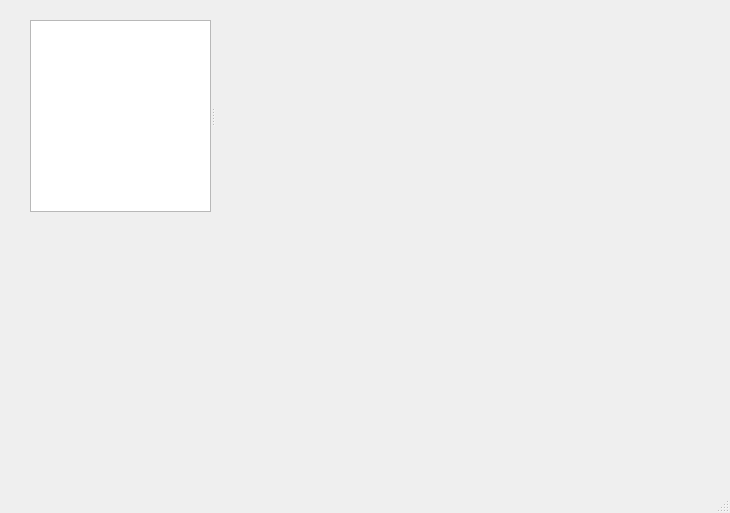
Ne-GH/Document, file DocumentTool/MainWindow.ui: the form before one commit.
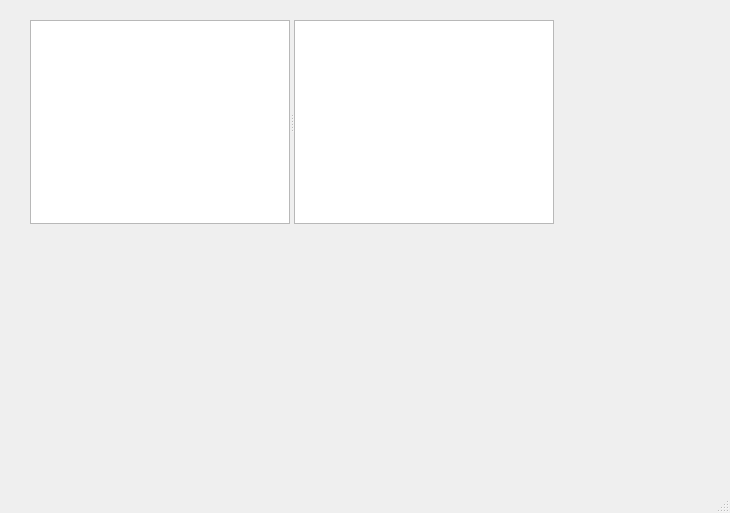
The form after the commit.

Commit message: 添加数据库操作

```diff
--- a/DocumentTool/MainWindow.ui
+++ b/DocumentTool/MainWindow.ui
@@ -19,15 +19,33 @@
      <rect>
       <x>30</x>
       <y>20</y>
-      <width>256</width>
-      <height>192</height>
+      <width>524</width>
+      <height>204</height>
      </rect>
     </property>
     <property name="orientation">
      <enum>Qt::Horizontal</enum>
     </property>
     <widget class="QTreeView" name="treeView"/>
-    <widget class="QWidget" name="widget" native="true"/>
+    <widget class="QWidget" name="widget" native="true">
+     <layout class="QVBoxLayout" name="verticalLayout">
+      <property name="leftMargin">
+       <number>0</number>
+      </property>
+      <property name="topMargin">
+       <number>0</number>
+      </property>
+      <property name="rightMargin">
+       <number>0</number>
+      </property>
+      <property name="bottomMargin">
+       <number>0</number>
+      </property>
+      <item>
+       <widget class="QTextEdit" name="textEdit"/>
+      </item>
+     </layout>
+    </widget>
    </widget>
   </widget>
   <widget class="QMenuBar" name="menu_bar">
```
The commit also changes 2 other files.
